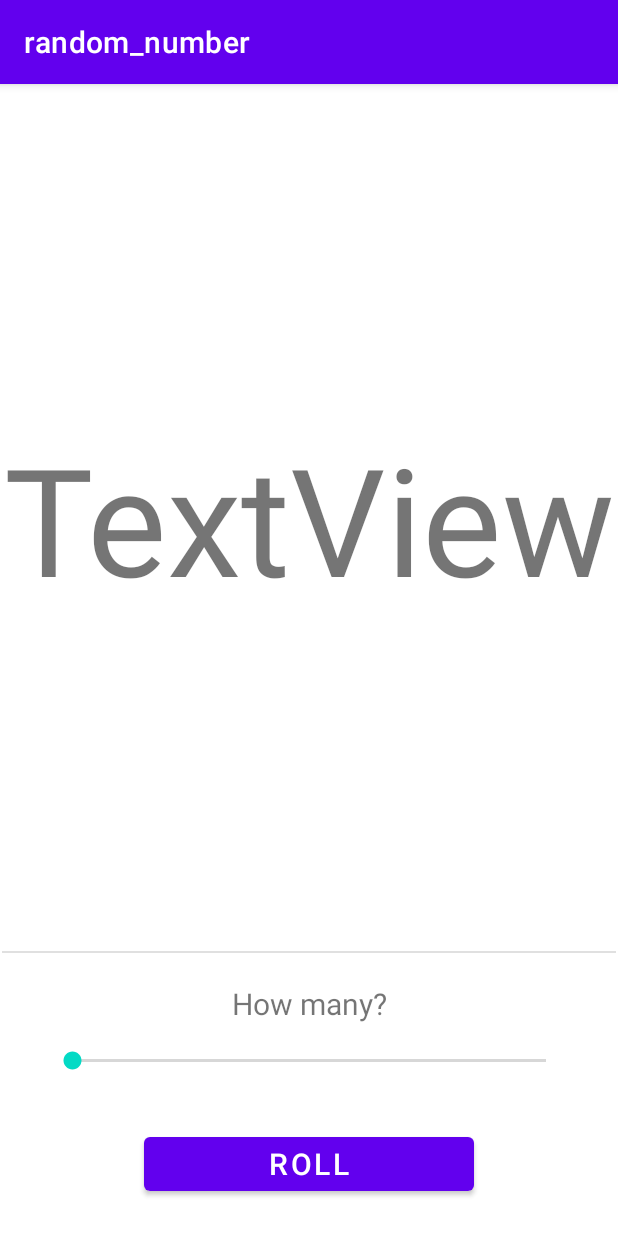
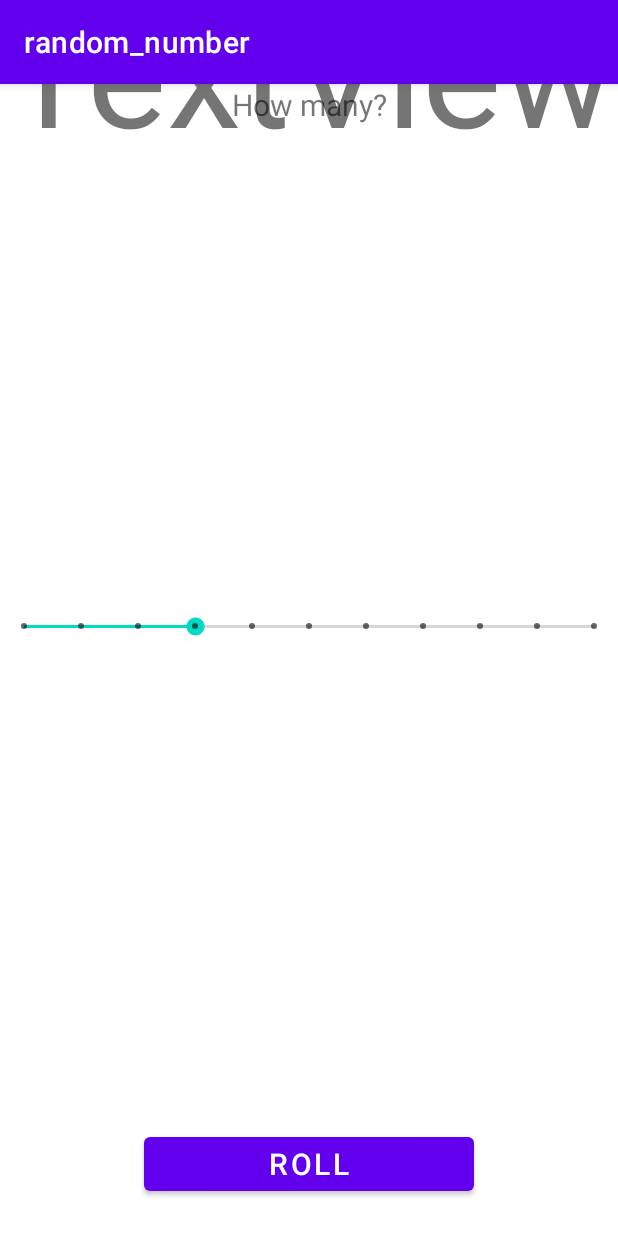
Before and after one commit to tayyabmaqsood/number_generator, an Android app: the screen it shows after launch (MainActivity), on a phone screen of 412 x 824 dp. Run offline under Robolectric (Android 15) with nearby library versions, the phone set to English and light mode, and no system bars; 1 statement that could not run was skipped.

Commit message:
Final app done

```diff
--- a/app/src/main/res/layout/activity_main.xml
+++ b/app/src/main/res/layout/activity_main.xml
@@ -2,6 +2,7 @@
 <androidx.constraintlayout.widget.ConstraintLayout xmlns:android="http://schemas.android.com/apk/res/android"
     xmlns:app="http://schemas.android.com/apk/res-auto"
     xmlns:tools="http://schemas.android.com/tools"
+    android:id="@+id/seekBar"
     android:layout_width="match_parent"
     android:layout_height="match_parent"
     tools:context=".MainActivity">
@@ -19,28 +20,15 @@
         app:layout_constraintEnd_toEndOf="parent"
         app:layout_constraintStart_toStartOf="parent" />
 
-    <SeekBar
-        android:id="@+id/seekBar"
-        android:layout_width="0dp"
-        android:layout_height="wrap_content"
-        android:layout_marginStart="32dp"
-        android:layout_marginEnd="32dp"
-        android:layout_marginBottom="36dp"
-        app:layout_constraintBottom_toTopOf="@+id/roll_button"
-        app:layout_constraintEnd_toEndOf="parent"
-        app:layout_constraintHorizontal_bias="1.0"
-        app:layout_constraintStart_toStartOf="parent" />
-
     <TextView
         android:id="@+id/textView"
         android:layout_width="wrap_content"
         android:layout_height="wrap_content"
-        android:layout_marginBottom="15dp"
         android:text="How many?"
         android:textSize="20sp"
-        app:layout_constraintBottom_toTopOf="@+id/seekBar"
         app:layout_constraintEnd_toEndOf="parent"
-        app:layout_constraintStart_toStartOf="parent" />
+        app:layout_constraintStart_toStartOf="parent"
+        tools:layout_editor_absoluteY="563dp" />
 
     <View
         android:id="@+id/divider"
@@ -64,4 +52,16 @@
         app:layout_constraintEnd_toEndOf="parent"
         app:layout_constraintStart_toStartOf="parent"
         app:layout_constraintTop_toTopOf="parent" />
+
+    <SeekBar
+        android:id="@+id/seekBar"
+        style="@style/Widget.AppCompat.SeekBar.Discrete"
+        android:layout_width="0dp"
+        android:layout_height="wrap_content"
+        android:max="10"
+        android:progress="3"
+        app:layout_constraintBottom_toTopOf="@+id/roll_button"
+        app:layout_constraintEnd_toEndOf="parent"
+        app:layout_constraintStart_toStartOf="parent"
+        app:layout_constraintTop_toBottomOf="@+id/textView" />
 </androidx.constraintlayout.widget.ConstraintLayout>
```
